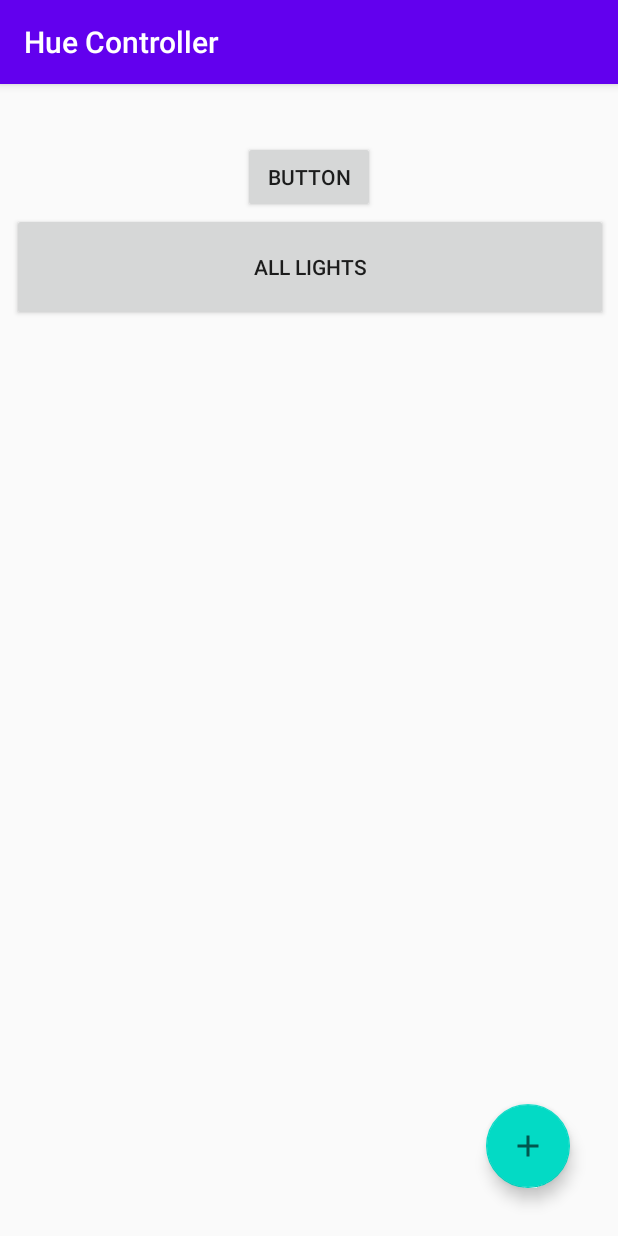
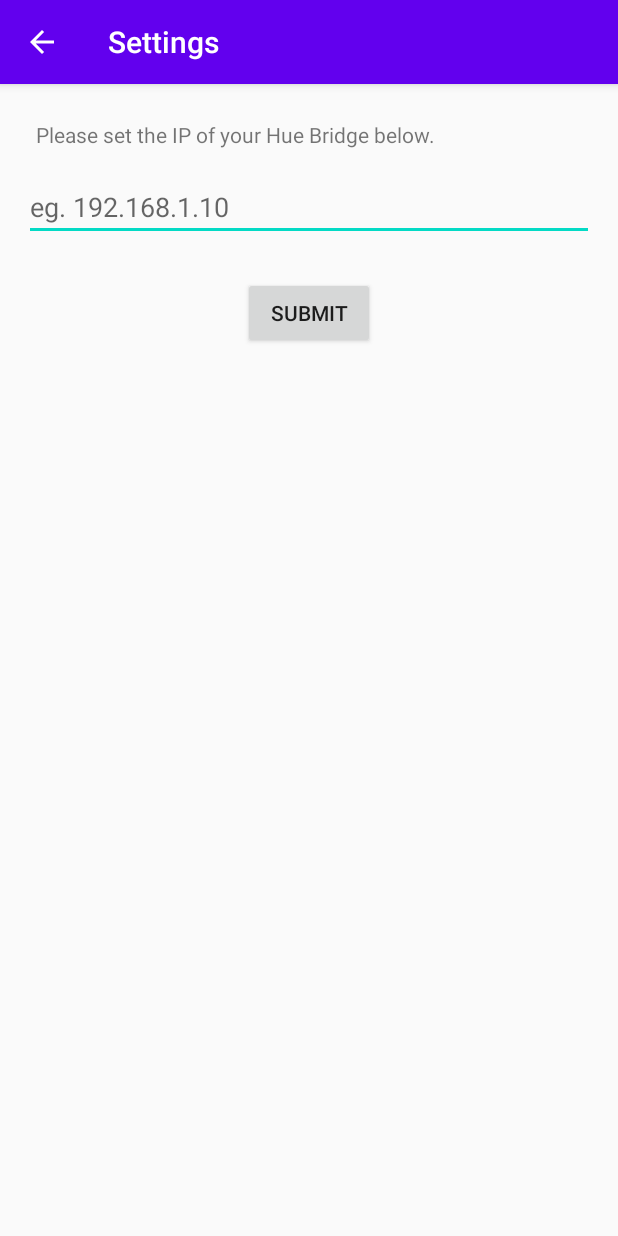
Before and after one commit to Rafaelrico7/ost-mge-hue-controller, an Android app: the screen it shows after launch (MainActivity before the commit, SettingsActivity after it), after a tap on an icon or button, on a phone screen of 412 x 824 dp. Run offline under Robolectric (Android 15) with nearby library versions, the phone set to English and light mode, and no system bars; our stand-ins replace Volley, androidx.preference; network calls fail.

Commit message:
added settings activity

```diff
--- a/app/build.gradle
+++ b/app/build.gradle
@@ -33,6 +33,7 @@ dependencies {
     implementation 'androidx.recyclerview:recyclerview:1.1.0'
     implementation 'androidx.cardview:cardview:1.0.0'
     implementation 'com.google.android.material:material:1.2.1'
+    implementation 'androidx.preference:preference:1.1.1'
     testImplementation 'junit:junit:4.12'
     androidTestImplementation 'androidx.test.ext:junit:1.1.2'
     androidTestImplementation 'androidx.test.espresso:espresso-core:3.3.0'
--- a/app/src/main/AndroidManifest.xml
+++ b/app/src/main/AndroidManifest.xml
@@ -1,7 +1,9 @@
 <?xml version="1.0" encoding="utf-8"?>
 <manifest xmlns:android="http://schemas.android.com/apk/res/android"
     package="com.example.hue">
+
     <uses-permission android:name="android.permission.INTERNET" />
+
     <application
         android:allowBackup="true"
         android:icon="@mipmap/ic_launcher"
@@ -9,8 +11,10 @@
         android:roundIcon="@mipmap/ic_launcher_round"
         android:supportsRtl="true"
         android:theme="@style/AppTheme">
-
-        <activity android:name="com.example.hue.MainActivity">
+        <activity
+            android:name=".SettingsActivity"
+            android:label="@string/title_activity_settings"></activity>
+        <activity android:name=".MainActivity">
             <intent-filter>
                 <action android:name="android.intent.action.MAIN" />
 
--- a/app/src/main/java/com/example/hue/MainActivity.kt
+++ b/app/src/main/java/com/example/hue/MainActivity.kt
@@ -1,5 +1,6 @@
 package com.example.hue
 
+import android.content.Intent
 import android.os.Bundle
 import android.view.View
 import android.view.animation.AnimationUtils
@@ -10,6 +11,7 @@ import com.example.hue.api.HttpsTrustManager
 import com.example.hue.model.Light
 import com.example.hue.model.Memory
 import kotlinx.android.synthetic.main.activity_main.*
+
 
 class MainActivity : AppCompatActivity() {
 
@@ -50,7 +52,14 @@ class MainActivity : AppCompatActivity() {
         }
 
         menu_button.setOnClickListener{
-            Toast.makeText(this, "Menu Button Clicked", Toast.LENGTH_SHORT).show()
+            val myIntent = Intent(this, SettingsActivity::class.java)
+            startActivity(myIntent)
+            val toBottom = AnimationUtils.loadAnimation(this, R.anim.to_bottom_anim)
+            val rotateClose = AnimationUtils.loadAnimation(this, R.anim.rotate_close_anim)
+            menu_button.startAnimation(toBottom)
+            light_button.startAnimation(toBottom)
+            add_button.startAnimation(rotateClose)
+
         }
 
         light_button.setOnClickListener{
--- /dev/null
+++ b/app/src/main/java/com/example/hue/SettingsActivity.kt
@@ -0,0 +1,42 @@
+package com.example.hue
+
+import android.os.Bundle
+import android.view.MenuItem
+import android.view.View
+import android.widget.EditText
+
+import androidx.appcompat.app.AppCompatActivity
+import androidx.preference.PreferenceFragmentCompat
+import kotlinx.android.synthetic.main.settings_activity.*
+
+class SettingsActivity : AppCompatActivity() {
+
+    override fun onCreate(savedInstanceState: Bundle?) {
+        super.onCreate(savedInstanceState)
+        setContentView(R.layout.settings_activity)
+
+        supportActionBar?.setDisplayHomeAsUpEnabled(true)
+
+
+    }
+    override fun onOptionsItemSelected(item: MenuItem): Boolean {
+        when (item.itemId) {
+            android.R.id.home -> {
+                onBackPressed()
+                return true
+            }
+        }
+        return super.onOptionsItemSelected(item)
+    }
+    fun getBridgeIP(view: View){
+        val text = findViewById<EditText>(R.id.editText)
+        val ip = editText.text.toString()
+
+    }
+
+    class SettingsFragment : PreferenceFragmentCompat() {
+        override fun onCreatePreferences(savedInstanceState: Bundle?, rootKey: String?) {
+            setPreferencesFromResource(R.xml.root_preferences, rootKey)
+        }
+    }
+}
--- /dev/null
+++ b/app/src/main/res/drawable/ic_baseline_settings_24.xml
@@ -0,0 +1,10 @@
+<vector xmlns:android="http://schemas.android.com/apk/res/android"
+    android:width="24dp"
+    android:height="24dp"
+    android:viewportWidth="24"
+    android:viewportHeight="24"
+    android:tint="?attr/colorControlNormal">
+  <path
+      android:fillColor="@android:color/white"
+      android:pathData="M19.14,12.94c0.04,-0.3 0.06,-0.61 0.06,-0.94c0,-0.32 -0.02,-0.64 -0.07,-0.94l2.03,-1.58c0.18,-0.14 0.23,-0.41 0.12,-0.61l-1.92,-3.32c-0.12,-0.22 -0.37,-0.29 -0.59,-0.22l-2.39,0.96c-0.5,-0.38 -1.03,-0.7 -1.62,-0.94L14.4,2.81c-0.04,-0.24 -0.24,-0.41 -0.48,-0.41h-3.84c-0.24,0 -0.43,0.17 -0.47,0.41L9.25,5.35C8.66,5.59 8.12,5.92 7.63,6.29L5.24,5.33c-0.22,-0.08 -0.47,0 -0.59,0.22L2.74,8.87C2.62,9.08 2.66,9.34 2.86,9.48l2.03,1.58C4.84,11.36 4.8,11.69 4.8,12s0.02,0.64 0.07,0.94l-2.03,1.58c-0.18,0.14 -0.23,0.41 -0.12,0.61l1.92,3.32c0.12,0.22 0.37,0.29 0.59,0.22l2.39,-0.96c0.5,0.38 1.03,0.7 1.62,0.94l0.36,2.54c0.05,0.24 0.24,0.41 0.48,0.41h3.84c0.24,0 0.44,-0.17 0.47,-0.41l0.36,-2.54c0.59,-0.24 1.13,-0.56 1.62,-0.94l2.39,0.96c0.22,0.08 0.47,0 0.59,-0.22l1.92,-3.32c0.12,-0.22 0.07,-0.47 -0.12,-0.61L19.14,12.94zM12,15.6c-1.98,0 -3.6,-1.62 -3.6,-3.6s1.62,-3.6 3.6,-3.6s3.6,1.62 3.6,3.6S13.98,15.6 12,15.6z"/>
+</vector>
--- a/app/src/main/res/layout/activity_main.xml
+++ b/app/src/main/res/layout/activity_main.xml
@@ -59,7 +59,7 @@
         android:visibility="invisible"
         app:layout_constraintBottom_toTopOf="@+id/add_button"
         app:layout_constraintEnd_toEndOf="@+id/add_button"
-        app:srcCompat="@drawable/ic_baseline_menu_24" />
+        app:srcCompat="@drawable/ic_baseline_settings_24" />
 
     <com.google.android.material.floatingactionbutton.FloatingActionButton
         android:id="@+id/light_button"
--- /dev/null
+++ b/app/src/main/res/layout/settings_activity.xml
@@ -0,0 +1,57 @@
+<LinearLayout xmlns:android="http://schemas.android.com/apk/res/android"
+    xmlns:app="http://schemas.android.com/apk/res-auto"
+    xmlns:tools="http://schemas.android.com/tools"
+    android:layout_width="match_parent"
+    android:layout_height="match_parent"
+    android:visibility="visible">
+
+    <androidx.constraintlayout.widget.ConstraintLayout
+        android:id="@+id/settings"
+        android:layout_width="match_parent"
+        android:layout_height="match_parent">
+
+        <TextView
+            android:id="@+id/textView"
+            android:layout_width="wrap_content"
+            android:layout_height="wrap_content"
+            android:layout_marginStart="24dp"
+            android:layout_marginTop="24dp"
+            android:text="@string/bridgeIPDescription"
+            app:layout_constraintStart_toStartOf="parent"
+            app:layout_constraintTop_toTopOf="parent" />
+
+        <com.google.android.material.textfield.TextInputLayout
+            android:id="@+id/textInputLayout"
+            android:layout_width="409dp"
+            android:layout_height="wrap_content"
+            android:layout_marginStart="16dp"
+            android:layout_marginTop="29dp"
+            app:layout_constraintStart_toStartOf="parent"
+            app:layout_constraintTop_toBottomOf="@+id/textView">
+
+        </com.google.android.material.textfield.TextInputLayout>
+
+        <com.google.android.material.textfield.TextInputEditText
+            android:id="@+id/editText"
+            android:layout_width="match_parent"
+            android:layout_height="wrap_content"
+            android:layout_marginStart="16dp"
+            android:layout_marginTop="16dp"
+            android:layout_marginEnd="16dp"
+            android:hint="@string/bridgeIPHint"
+            app:layout_constraintEnd_toEndOf="parent"
+            app:layout_constraintStart_toStartOf="parent"
+            app:layout_constraintTop_toBottomOf="@+id/textView" />
+
+        <Button
+            android:id="@+id/button"
+            android:onClick="getBridgeIP"
+            android:layout_width="wrap_content"
+            android:layout_height="wrap_content"
+            android:layout_marginTop="24dp"
+            android:text="@string/submitButton"
+            app:layout_constraintEnd_toEndOf="parent"
+            app:layout_constraintStart_toStartOf="parent"
+            app:layout_constraintTop_toBottomOf="@+id/editText" />
+    </androidx.constraintlayout.widget.ConstraintLayout>
+</LinearLayout>
--- /dev/null
+++ b/app/src/main/res/values/arrays.xml
@@ -0,0 +1,12 @@
+<resources>
+    <!-- Reply Preference -->
+    <string-array name="reply_entries">
+        <item>Reply</item>
+        <item>Reply to all</item>
+    </string-array>
+
+    <string-array name="reply_values">
+        <item>reply</item>
+        <item>reply_all</item>
+    </string-array>
+</resources>
--- a/app/src/main/res/values/strings.xml
+++ b/app/src/main/res/values/strings.xml
@@ -4,4 +4,23 @@
     <string name="switchToDarkTheme">Switch to Dark Theme</string>
     <string name="switchToLightTheme">Switch to Light Theme</string>
     <string name="allLightsButton">All Lights</string>
+    <string name="title_activity_settings">Settings</string>
+    <string name="bridgeIPDescription">Please set the IP of your Hue Bridge below.</string>
+    <string name="bridgeIPHint">eg. 192.168.1.10</string>
+    <string name="submitButton">Submit</string>
+
+    <!-- Preference Titles -->
+    <string name="messages_header">Messages</string>
+    <string name="sync_header">Sync</string>
+
+    <!-- Messages Preferences -->
+    <string name="signature_title">Your signature</string>
+    <string name="reply_title">Default reply action</string>
+
+    <!-- Sync Preferences -->
+    <string name="sync_title">Sync email periodically</string>
+    <string name="attachment_title">Download incoming attachments</string>
+    <string name="attachment_summary_on">Automatically download attachments for incoming emails
+    </string>
+    <string name="attachment_summary_off">Only download attachments when manually requested</string>
 </resources>
--- /dev/null
+++ b/app/src/main/res/xml/root_preferences.xml
@@ -0,0 +1,35 @@
+<PreferenceScreen xmlns:app="http://schemas.android.com/apk/res-auto">
+
+    <PreferenceCategory app:title="@string/messages_header">
+
+        <EditTextPreference
+            app:key="signature"
+            app:title="@string/signature_title"
+            app:useSimpleSummaryProvider="true" />
+
+        <ListPreference
+            app:defaultValue="reply"
+            app:entries="@array/reply_entries"
+            app:entryValues="@array/reply_values"
+            app:key="reply"
+            app:title="@string/reply_title"
+            app:useSimpleSummaryProvider="true" />
+
+    </PreferenceCategory>
+
+    <PreferenceCategory app:title="@string/sync_header">
+
+        <SwitchPreferenceCompat
+            app:key="sync"
+            app:title="@string/sync_title" />
+
+        <SwitchPreferenceCompat
+            app:dependency="sync"
+            app:key="attachment"
+            app:summaryOff="@string/attachment_summary_off"
+            app:summaryOn="@string/attachment_summary_on"
+            app:title="@string/attachment_title" />
+
+    </PreferenceCategory>
+
+</PreferenceScreen>
```
